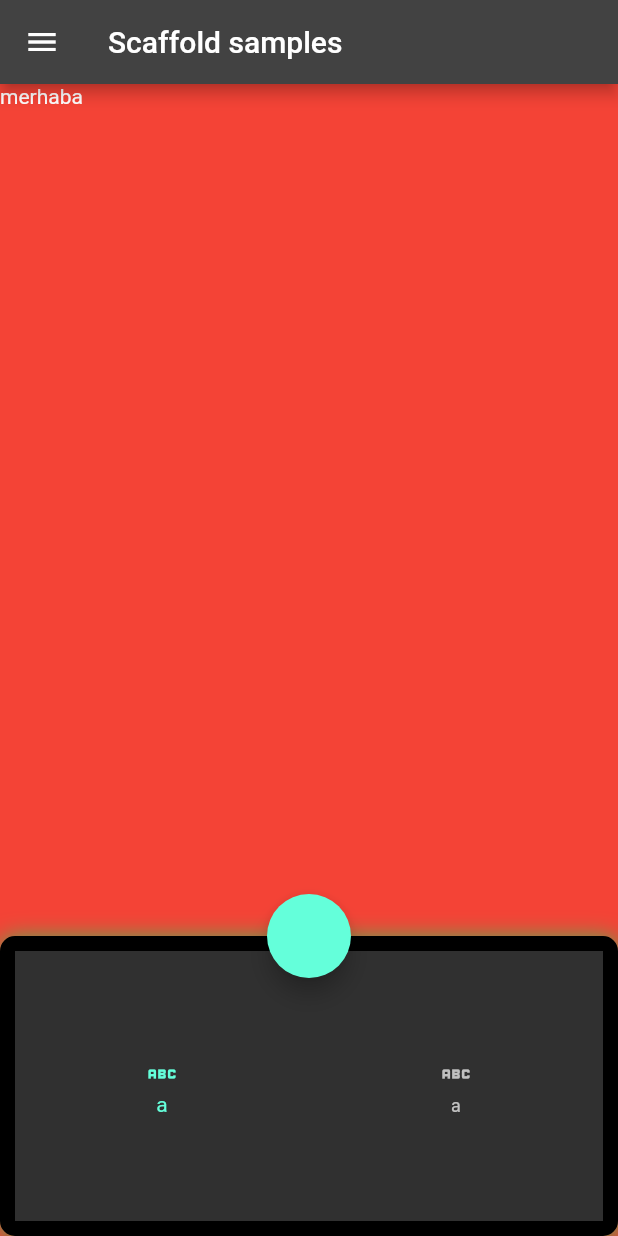
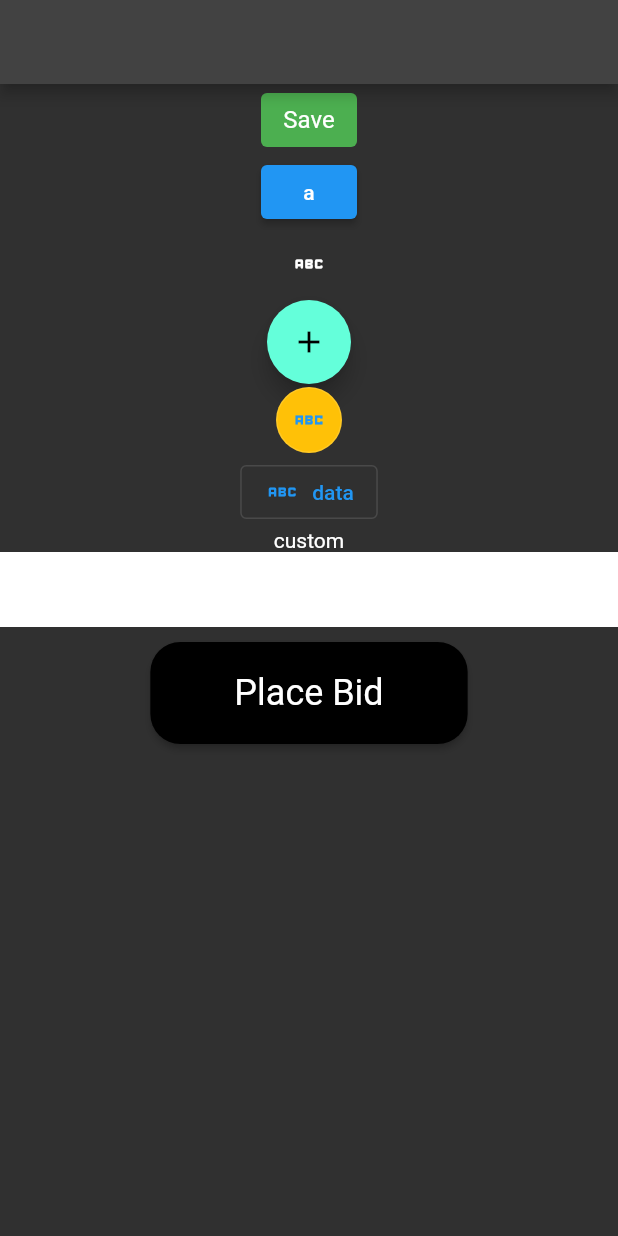
Before and after one commit to mustafaalpyanikoglu/Flutter-Full-Learn, a Flutter app: the screen it shows after launch, on a phone screen of 412 x 824 dp. Run offline on Flutter 3.47's test engine with Material 2 defaults, Android fonts, the phone set to English and light mode, and no system bars.

Commit message:
feat: button learn completed

```diff
--- /dev/null
+++ b/lib/101/button_learn.dart
@@ -0,0 +1,73 @@
+import 'package:flutter/material.dart';
+
+class ButtonLearn extends StatelessWidget {
+  const ButtonLearn({super.key});
+
+  @override
+  Widget build(BuildContext context) {
+    return Scaffold(
+        appBar: AppBar(),
+        body: Column(
+          children: [
+            TextButton(
+                onPressed: () {},
+                child:
+                    Text('Save', style: Theme.of(context).textTheme.subtitle1),
+                style: ButtonStyle(
+                  backgroundColor: MaterialStateProperty.resolveWith((states) {
+                    if (states.contains(MaterialState.pressed)) {
+                      return Colors.blue;
+                    }
+                    return Colors.green;
+                  }),
+                )),
+            ElevatedButton(onPressed: () {}, child: const Text('a')),
+            IconButton(onPressed: () {}, icon: const Icon(Icons.abc_rounded)),
+            FloatingActionButton(
+                onPressed: () {
+                  // servise istek at
+                  // sayfanın rengini düzenle
+                },
+                child: const Icon(Icons.add)),
+            OutlinedButton(
+                onPressed: () {},
+                style: OutlinedButton.styleFrom(
+                    backgroundColor: Colors.amber,
+                    shape: const CircleBorder(),
+                    padding: const EdgeInsets.all(10)),
+                child: const Icon(Icons.abc_sharp)),
+            OutlinedButton.icon(
+                onPressed: () {},
+                icon: const Icon(Icons.abc),
+                label: const Text('data')),
+            InkWell(
+              onTap: () {},
+              child: const Text('custom'),
+              onDoubleTap: () {},
+            ),
+            Container(
+              height: 50,
+              color: Colors.white,
+            ),
+            const SizedBox(
+              height: 10,
+            ),
+            ElevatedButton(
+              style: ElevatedButton.styleFrom(
+                  primary: Colors.black,
+                  shape: RoundedRectangleBorder(
+                      borderRadius: BorderRadius.all(Radius.circular(20)))),
+              onPressed: () {},
+              child: Padding(
+                padding: const EdgeInsets.only(
+                    top: 20, bottom: 20, right: 40, left: 40),
+                child: Text(
+                  'Place Bid',
+                  style: Theme.of(context).textTheme.headline5,
+                ),
+              ),
+            ),
+          ],
+        ));
+  }
+}
--- a/lib/main.dart
+++ b/lib/main.dart
@@ -1,4 +1,5 @@
 import 'package:flutter/material.dart';
+import 'package:flutter_full_learn/101/button_learn.dart';
 import 'package:flutter_full_learn/101/container_sized_box_learn.dart';
 import 'package:flutter_full_learn/101/scaffold_learn.dart';
 
@@ -16,7 +17,7 @@ class MyApp extends StatelessWidget {
       title: 'Flutter Demo',
       debugShowCheckedModeBanner: false,
       theme: ThemeData.dark(),
-      home: const ScaffoldLearnView(),
+      home: const ButtonLearn(),
     );
   }
 }
```
